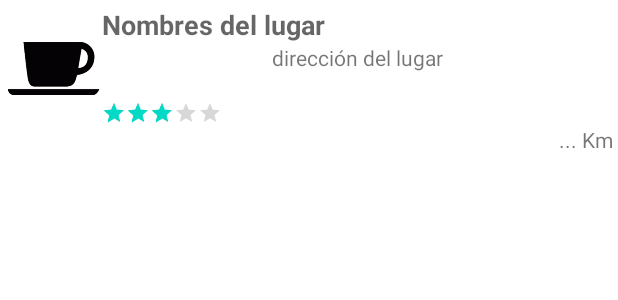
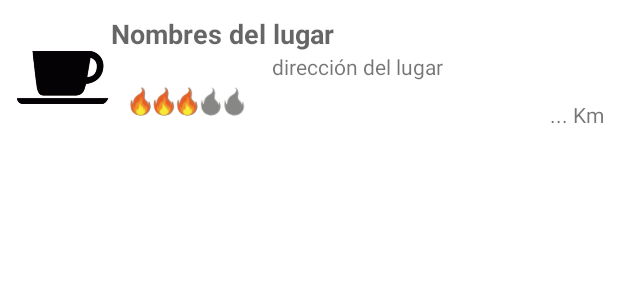
Before and after one commit to frsierrag/DangerZone, an Android app: the layout elemento_lista.xml on its own in the app's theme, with its tools: preview values and no code run, on a phone screen of 412 x 824 dp. Shown: the top 300 px of the screen. Run offline under Robolectric (Android 15) with nearby library versions, the phone set to English and light mode, and no system bars.

Commit message:
Creating styles on DangerZone 2 1. Put danger.png, danger_.png, fire_empty.png & fire_fill.png background & rating style images. 2. Create rating_empty.xml & rating_fill.xml to upload rating style images. 3. Create custom_rating.xml to mix rating style images. 4. Update TipoLugar class to create to create DANGER like a new tipoLugar object. 5. Update AdaptadorLugares & AdaptadorLugaresFirestore classes to add DANGER like a new tipoLugar object. 6. Update colors into activity_login.xml to show text in gray. 7. Update themes.xml day/night to create new styles CustomRatingBarStyle & CustomRatingBarStyleSmall to modify rating bar. 8. Update elemento_lista.xml to modify padding on each element, style on RatingBar, location of ratingBar and TextView with distance. 9.Update vista_lugar.xml to modify style on RatingBar and scale to icons. 10. Comment onActivityResult method, associated to edit/update location. 11. Modify delay on main screen - Splash.

```diff
--- a/app/src/main/java/com/grupo5/dangerzone/Firebase/AdaptadorLugaresFirestore.java
+++ b/app/src/main/java/com/grupo5/dangerzone/Firebase/AdaptadorLugaresFirestore.java
@@ -35,7 +35,7 @@ public class AdaptadorLugaresFirestore extends FirestoreRecyclerAdapter<Lugar, A
 
     @Override
     protected void onBindViewHolder(AdaptadorLugares.ViewHolder holder, int position, Lugar lugar) {
-        personalizaVista(holder,lugar);
+        personalizaVista(holder, lugar);
         holder.itemView.setOnClickListener(onClickListener);
         holder.itemView.setTag(new Integer(position));
     }
@@ -58,7 +58,7 @@ public class AdaptadorLugaresFirestore extends FirestoreRecyclerAdapter<Lugar, A
     }
 
     // Personalizamos un ViewHolder a partir de un lugar
-    public void personalizaVista(AdaptadorLugares.ViewHolder holder,Lugar lugar) {
+    public void personalizaVista(AdaptadorLugares.ViewHolder holder, Lugar lugar) {
         holder.nombre.setText(lugar.getNombre());
         holder.direccion.setText(lugar.getDireccion());
         int id = R.drawable.otros;
@@ -72,7 +72,9 @@ public class AdaptadorLugaresFirestore extends FirestoreRecyclerAdapter<Lugar, A
             case EDUCACION: id = R.drawable.educacion; break;
             case DEPORTE: id = R.drawable.deporte; break;
             case NATURALEZA: id = R.drawable.naturaleza; break;
-            case GASOLINERA: id = R.drawable.gasolinera; break; }
+            case GASOLINERA: id = R.drawable.gasolinera; break;
+            case DANGER: id = R.drawable.danger; break;
+        }
         holder.foto.setImageResource(id);
         holder.foto.setScaleType(ImageView.ScaleType.FIT_END);
         holder.valoracion.setRating(lugar.getValoracion());
--- a/app/src/main/java/com/grupo5/dangerzone/model/TipoLugar.java
+++ b/app/src/main/java/com/grupo5/dangerzone/model/TipoLugar.java
@@ -14,7 +14,8 @@ public enum TipoLugar {
     EDUCACION ("Educación", R.drawable.educacion),
     DEPORTE ("Deporte", R.drawable.deporte),
     NATURALEZA ("Naturaleza", R.drawable.naturaleza),
-    GASOLINERA ("Gasolinera", R.drawable.gasolinera);
+    GASOLINERA ("Gasolinera", R.drawable.gasolinera),
+    DANGER ("Zona Peligrosa", R.drawable.danger);
 
     private final String texto;
     private final int recurso;
--- a/app/src/main/java/com/grupo5/dangerzone/presentation/AdaptadorLugares.java
+++ b/app/src/main/java/com/grupo5/dangerzone/presentation/AdaptadorLugares.java
@@ -53,6 +53,7 @@ public class AdaptadorLugares extends RecyclerView.Adapter<AdaptadorLugares.View
                 case DEPORTE: id = R.drawable.deporte; break;
                 case NATURALEZA: id = R.drawable.naturaleza; break;
                 case GASOLINERA: id = R.drawable.gasolinera; break;
+                case DANGER: id = R.drawable.danger; break;
             }
             foto.setImageResource(id);
             foto.setScaleType(ImageView.ScaleType.FIT_END);
--- a/app/src/main/java/com/grupo5/dangerzone/presentation/Splash.java
+++ b/app/src/main/java/com/grupo5/dangerzone/presentation/Splash.java
@@ -28,6 +28,6 @@ public class Splash extends AppCompatActivity {
                 startActivity(abrirApp,activityOptions.toBundle());
                 finish();
             }
-        },2500);
+        },1500);
     }
 }
--- a/app/src/main/java/com/grupo5/dangerzone/presentation/VistaLugarActivity.java
+++ b/app/src/main/java/com/grupo5/dangerzone/presentation/VistaLugarActivity.java
@@ -1,6 +1,5 @@
 package com.grupo5.dangerzone.presentation;
 
-import android.app.Activity;
 import android.content.Intent;
 import android.net.Uri;
 import android.os.Bundle;
@@ -338,6 +337,7 @@ public class VistaLugarActivity extends AppCompatActivity {
         }
     }
 
+    /*
     @Override
     protected void onActivityResult(int requestCode, int resultCode, Intent data) {
         if (requestCode == RESULTADO_EDITAR) {
@@ -360,5 +360,5 @@ public class VistaLugarActivity extends AppCompatActivity {
             }
         }
         super.onActivityResult(requestCode, resultCode, data);
-    }
+    }*/
 }
--- /dev/null
+++ b/app/src/main/res/drawable/custom_rating.xml
@@ -0,0 +1,12 @@
+<?xml version="1.0" encoding="utf-8"?>
+<layer-list xmlns:android="http://schemas.android.com/apk/res/android">
+    <item
+        android:id="@android:id/background"
+        android:drawable="@drawable/rating_empty" />
+    <item
+        android:id="@android:id/secondaryProgress"
+        android:drawable="@drawable/rating_empty" />
+    <item
+        android:id="@android:id/progress"
+        android:drawable="@drawable/rating_fill" />
+</layer-list>
--- /dev/null
+++ b/app/src/main/res/drawable/rating_empty.xml
@@ -0,0 +1,17 @@
+<?xml version="1.0" encoding="utf-8"?>
+<selector xmlns:android="http://schemas.android.com/apk/res/android">
+    <item
+        android:state_pressed="true"
+        android:state_window_focused="true"
+        android:drawable="@drawable/fire_empty"/>
+    <item
+        android:state_focused="true"
+        android:state_window_focused="true"
+        android:drawable="@drawable/fire_empty"/>
+    <item
+        android:state_selected="true"
+        android:state_window_focused="true"
+        android:drawable="@drawable/fire_empty"/>
+    <item
+        android:drawable="@drawable/fire_empty"/>
+</selector>
--- /dev/null
+++ b/app/src/main/res/drawable/rating_fill.xml
@@ -0,0 +1,17 @@
+<?xml version="1.0" encoding="utf-8"?>
+<selector xmlns:android="http://schemas.android.com/apk/res/android">
+    <item
+        android:state_pressed="true"
+        android:state_window_focused="true"
+        android:drawable="@drawable/fire_fill"/>
+    <item
+        android:state_focused="true"
+        android:state_window_focused="true"
+        android:drawable="@drawable/fire_fill"/>
+    <item
+        android:state_selected="true"
+        android:state_window_focused="true"
+        android:drawable="@drawable/fire_fill"/>
+    <item
+        android:drawable="@drawable/fire_fill"/>
+</selector>
--- a/app/src/main/res/layout/activity_login.xml
+++ b/app/src/main/res/layout/activity_login.xml
@@ -55,7 +55,7 @@
                 android:hint="Correo electrónico"
                 android:imeOptions="actionNext"
                 android:inputType="textEmailAddress"
-                android:textColor="@color/fire"
+                android:textColor="@color/browser_actions_title_color"
                 android:textSize="14dp" />
         </com.google.android.material.textfield.TextInputLayout>
 
@@ -73,7 +73,7 @@
                 android:layout_width="match_parent"
                 android:layout_height="wrap_content"
                 android:hint="Contraseña"
-                android:textColor="@color/fire"
+                android:textColor="@color/browser_actions_title_color"
                 android:imeOptions="actionDone"
                 android:inputType="textPassword"
                 android:textSize="14dp" />
--- a/app/src/main/res/layout/elemento_lista.xml
+++ b/app/src/main/res/layout/elemento_lista.xml
@@ -4,7 +4,7 @@
     xmlns:app="http://schemas.android.com/apk/res-auto"
     android:layout_width="match_parent"
     android:layout_height="wrap_content"
-    android:padding="4dp">
+    android:padding="10dp">
     <ImageView
         android:id="@+id/foto"
         android:layout_width="?android:attr/listPreferredItemHeight"
@@ -38,17 +38,18 @@
         android:id="@+id/valoracion"
         android:layout_width="wrap_content"
         android:layout_height="wrap_content"
-        style="?android:attr/ratingBarStyleSmall"
+        android:layout_gravity="center"
+        style="@style/CustomRatingBarStyle"
         android:isIndicator="true"
         android:rating="3"
-        app:layout_constraintTop_toBottomOf="@id/direccion"
+        app:layout_constraintBottom_toBottomOf="parent"
         app:layout_constraintLeft_toRightOf="@+id/foto"
-        app:layout_constraintBottom_toBottomOf="parent"/>
+        app:layout_constraintTop_toBottomOf="@id/direccion" />
     <TextView
         android:id="@+id/distancia"
         android:layout_width="wrap_content"
         android:layout_height="wrap_content"
-        app:layout_constraintTop_toBottomOf="@id/valoracion"
+        app:layout_constraintLeft_toRightOf="@id/valoracion"
         app:layout_constraintBottom_toBottomOf="parent"
         app:layout_constraintEnd_toEndOf="parent"
         android:text="... Km"
--- a/app/src/main/res/layout/vista_lugar.xml
+++ b/app/src/main/res/layout/vista_lugar.xml
@@ -145,7 +145,10 @@
             android:layout_width="wrap_content"
             android:layout_height="wrap_content"
             android:layout_gravity="center_horizontal"
-            android:rating="3" />
+            android:rating="3"
+            style="@style/CustomRatingBarStyle"
+            android:scaleX="1.2"
+            android:scaleY="1.2"/>
         <FrameLayout
             android:layout_width="match_parent"
             android:layout_height="wrap_content" >
--- a/app/src/main/res/values-night/themes.xml
+++ b/app/src/main/res/values-night/themes.xml
@@ -24,4 +24,15 @@
     </style>
     <style name="AppTheme.DangerZone.AppBarOverlay" parent="ThemeOverlay.AppCompat.Dark.ActionBar" />
     <style name="AppTheme.DangerZone.PopupOverlay" parent="ThemeOverlay.AppCompat.Light" />
+
+    <style name="CustomRatingBarStyle" parent="Widget.AppCompat.RatingBar">
+        <item name="android:progressDrawable">@drawable/custom_rating</item>
+        <item name="android:indeterminateDrawable">@drawable/custom_rating</item>
+        <item name="android:minHeight">15dip</item>
+        <item name="android:maxHeight">60dip</item>
+        <item name="android:scaleX">0.6</item>
+        <item name="android:scaleY">0.6</item>
+        <item name="android:transformPivotX">30dp</item>
+        <item name="android:transformPivotY">10dp</item>
+    </style>
 </resources>
--- a/app/src/main/res/values/themes.xml
+++ b/app/src/main/res/values/themes.xml
@@ -22,4 +22,18 @@
     </style>
     <style name="Theme.DangerZone.AppBarOverlay" parent="ThemeOverlay.AppCompat.Dark.ActionBar" />
     <style name="Theme.DangerZone.PopupOverlay" parent="ThemeOverlay.AppCompat.Light" />
+
+    <style name="CustomRatingBarStyle" parent="Widget.AppCompat.RatingBar">
+        <item name="android:progressDrawable">@drawable/custom_rating</item>
+        <item name="android:indeterminateDrawable">@drawable/custom_rating</item>
+        <item name="android:minHeight">15dip</item>
+        <item name="android:maxHeight">60dip</item>
+        <item name="android:scaleX">0.6</item>
+        <item name="android:scaleY">0.6</item>
+        <item name="android:transformPivotX">30dp</item>
+        <item name="android:transformPivotY">10dp</item>
+    </style>
+    <style name="CustomRatingBarStyleSmall" parent="Widget.AppCompat.RatingBar.Small">
+        <item name="android:progressDrawable">@drawable/custom_rating</item>
+    </style>
 </resources>
```
Also changed, not shown: app/src/main/res/drawable/danger.png (added), app/src/main/res/drawable/danger_.png (added), app/src/main/res/drawable/fire_empty.png (added), app/src/main/res/drawable/fire_fill.png (added).
